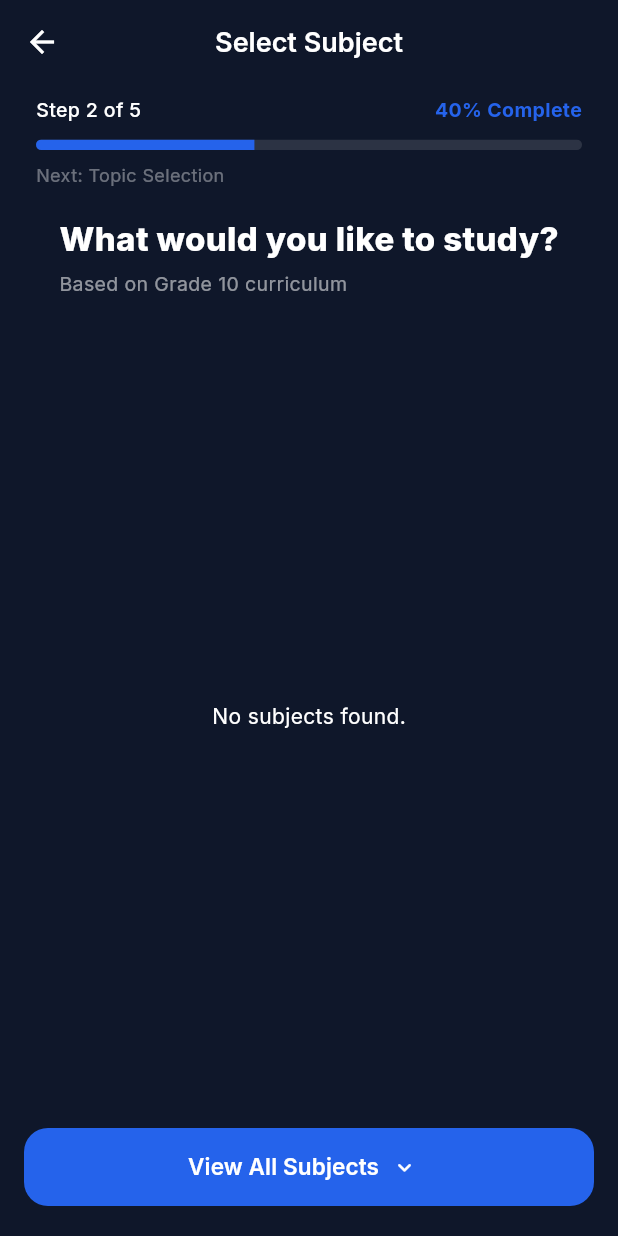
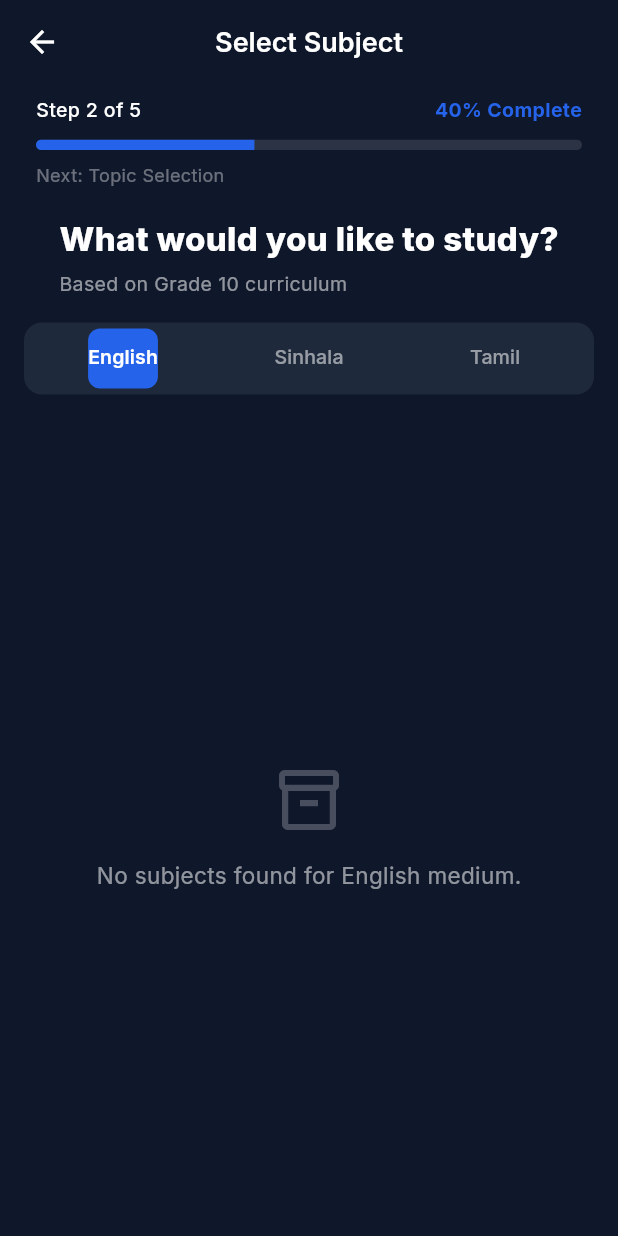
Before and after one commit to shalukap/quiz_app, a Flutter app: the SubjectSelectionScreen screen opened by its route, on a phone screen of 412 x 824 dp. Run offline on Flutter 3.47's test engine with Material 3 defaults, Android fonts, the phone set to English and light mode, and no system bars; our stand-ins replace cloud_firestore, firebase_auth, firebase_core, google_fonts, google_sign_in; accounts and stored records are empty.

Commit message:
add medium tab

```diff
--- a/lib/models/quiz_models.dart
+++ b/lib/models/quiz_models.dart
@@ -54,6 +54,7 @@ class Subject {
   final String iconName;
   final String colorHex;
   final int grade;
+  final String? medium;
 
   Subject({
     required this.id,
@@ -61,6 +62,7 @@ class Subject {
     required this.iconName,
     required this.colorHex,
     required this.grade,
+    this.medium,
   });
 
   factory Subject.fromMap(String id, Map<String, dynamic> data) {
@@ -70,6 +72,7 @@ class Subject {
       iconName: data['iconName'] ?? '',
       colorHex: data['colorHex'] ?? '#2563EB',
       grade: data['grade'] ?? 10,
+      medium: data['medium'] as String?,
     );
   }
 }
--- a/lib/screens/subject_selection_screen.dart
+++ b/lib/screens/subject_selection_screen.dart
@@ -11,7 +11,9 @@ class SubjectSelectionScreen extends StatelessWidget {
     final args = ModalRoute.of(context)?.settings.arguments as Map?;
     final grade = args?['grade'] ?? 10;
 
-    return Scaffold(
+    return DefaultTabController(
+      length: 3,
+      child: Scaffold(
         appBar: AppBar(
           elevation: 0,
           backgroundColor: Colors.transparent,
@@ -104,31 +106,90 @@ class SubjectSelectionScreen extends StatelessWidget {
               ),
             ),
             const SizedBox(height: 16),
+            // Medium Tabs
+            Padding(
+              padding: const EdgeInsets.symmetric(horizontal: 16),
+              child: Container(
+                height: 48,
+                padding: const EdgeInsets.all(4),
+                decoration: BoxDecoration(
+                  color: const Color(0xFF1E293B),
+                  borderRadius: BorderRadius.circular(12),
+                ),
+                child: TabBar(
+                  indicator: BoxDecoration(
+                    color: const Color(0xFF2563EB),
+                    borderRadius: BorderRadius.circular(8),
+                  ),
+                  dividerColor: Colors.transparent,
+                  labelColor: Colors.white,
+                  unselectedLabelColor: Colors.white54,
+                  labelStyle: GoogleFonts.inter(
+                    fontWeight: FontWeight.w600,
+                    fontSize: 13,
+                  ),
+                  unselectedLabelStyle: GoogleFonts.inter(
+                    fontWeight: FontWeight.w500,
+                    fontSize: 13,
+                  ),
+                  tabs: const [
+                    Tab(text: 'English'),
+                    Tab(text: 'Sinhala'),
+                    Tab(text: 'Tamil'),
+                  ],
+                ),
+              ),
+            ),
+            const SizedBox(height: 16),
             // Subject list
             Expanded(
-            child: FutureBuilder<List<Subject>>(
-              future: FirestoreService().getSubjects(grade),
+              child: TabBarView(
+                children: [
+                  _buildSubjectList(context, grade, 'English'),
+                  _buildSubjectList(context, grade, 'Sinhala',),
+                  _buildSubjectList(context, grade, 'Tamil'),
+                ],
+              ),
+            ),
+          ],
+        ),
+      ),
+    );
+  }
+
+  Widget _buildSubjectList(BuildContext context, int grade, String medium) {
+    return FutureBuilder<List<Subject>>(
+      future: FirestoreService().getSubjects(grade, medium: medium),
       builder: (context, snapshot) {
         if (snapshot.connectionState == ConnectionState.waiting) {
           return const Center(child: CircularProgressIndicator());
         }
         if (snapshot.hasError) {
           return Center(
-                    child: Text('Error loading subjects', style: const TextStyle(color: Colors.white)),
+            child: Text('Error loading $medium subjects',
+              style: const TextStyle(color: Colors.white)),
           );
         }
 
         final subjects = snapshot.data ?? [];
         if (subjects.isEmpty) {
-                  return const Center(
-                    child: Text('No subjects found.', style: TextStyle(color: Colors.white)),
+          return Center(
+            child: Column(
+              mainAxisAlignment: MainAxisAlignment.center,
+              children: [
+                Icon(Icons.inventory_2_outlined, size: 48, color: Colors.white24),
+                const SizedBox(height: 16),
+                Text('No subjects found for $medium medium.',
+                  style: TextStyle(color: Colors.white54, fontSize: 15)),
+              ],
+            ),
           );
         }
 
         return ListView.separated(
-                  padding: const EdgeInsets.symmetric(horizontal: 16),
+          padding: const EdgeInsets.symmetric(horizontal: 16, vertical: 8),
           itemCount: subjects.length,
-                  separatorBuilder: (_, __) => const SizedBox(height: 10),
+          separatorBuilder: (_, __) => const SizedBox(height: 12),
           itemBuilder: (context, index) {
             final subject = subjects[index];
 
@@ -136,82 +197,13 @@ class SubjectSelectionScreen extends StatelessWidget {
             IconData iconData = Icons.book_rounded;
             if (subject.iconName == 'functions') iconData = Icons.functions_rounded;
             if (subject.iconName == 'science') iconData = Icons.science_rounded;
+            if (subject.iconName == 'history') iconData = Icons.history_edu_rounded;
+            if (subject.iconName == 'language') iconData = Icons.language_rounded;
 
             return _SubjectCard(
               subject: subject,
               iconData: iconData,
-                      onTap: () => _showMediumSelection(context, subject, grade),
-                    );
-                  },
-                );
-              },
-            ),
-          ),
-          // View all button
-          Padding(
-            padding: const EdgeInsets.fromLTRB(16, 12, 16, 20),
-            child: SizedBox(
-              width: double.infinity,
-              height: 52,
-              child: ElevatedButton.icon(
-                onPressed: () {
-                  ScaffoldMessenger.of(context).showSnackBar(
-                    const SnackBar(content: Text('All subjects are already shown.')),
-                  );
-                },
-                icon: Text(
-                  'View All Subjects',
-                  style: GoogleFonts.inter(
-                    fontSize: 15,
-                    fontWeight: FontWeight.w600,
-                  ),
-                ),
-                label: const Icon(Icons.keyboard_arrow_down_rounded),
-                style: ElevatedButton.styleFrom(
-                  backgroundColor: const Color(0xFF2563EB),
-                  foregroundColor: Colors.white,
-                  shape: RoundedRectangleBorder(
-                    borderRadius: BorderRadius.circular(16),
-                  ),
-                  elevation: 0,
-                ),
-              ),
-            ),
-          ),
-        ],
-      ),
-    );
-  }
-
-  void _showMediumSelection(BuildContext context, Subject subject, int grade) {
-    showModalBottomSheet(
-      context: context,
-      backgroundColor: const Color(0xFF0F172A),
-      shape: const RoundedRectangleBorder(
-        borderRadius: BorderRadius.vertical(top: Radius.circular(24)),
-      ),
-      builder: (context) {
-        return Container(
-          padding: const EdgeInsets.all(24),
-          child: Column(
-            mainAxisSize: MainAxisSize.min,
-            crossAxisAlignment: CrossAxisAlignment.start,
-            children: [
-              Text(
-                'Select Medium',
-                style: GoogleFonts.inter(
-                  fontSize: 18,
-                  fontWeight: FontWeight.w700,
-                  color: Colors.white,
-                ),
-              ),
-              const SizedBox(height: 16),
-              ...['English', 'Sinhala', 'Tamil'].map((medium) {
-                return Padding(
-                  padding: const EdgeInsets.only(bottom: 12),
-                  child: GestureDetector(
               onTap: () {
-                      Navigator.pop(context); // Close sheet
                 Navigator.pushNamed(
                   context,
                   '/quiz',
@@ -223,39 +215,8 @@ class SubjectSelectionScreen extends StatelessWidget {
                   },
                 );
               },
-                    child: Container(
-                      padding: const EdgeInsets.all(16),
-                      decoration: BoxDecoration(
-                        color: const Color(0xFF1E293B),
-                        borderRadius: BorderRadius.circular(16),
-                        border: Border.all(
-                          color: Colors.white.withValues(alpha: 0.05),
-                        ),
-                      ),
-                      child: Row(
-                        mainAxisAlignment: MainAxisAlignment.spaceBetween,
-                        children: [
-                          Text(
-                            medium,
-                            style: GoogleFonts.inter(
-                              fontSize: 15,
-                              fontWeight: FontWeight.w600,
-                              color: Colors.white,
-                            ),
-                          ),
-                          const Icon(
-                            Icons.arrow_forward_ios_rounded,
-                            color: Colors.white38,
-                            size: 16,
-                          ),
-                        ],
-                      ),
-                    ),
-                  ),
             );
-              }),
-            ],
-          ),
+          },
         );
       },
     );
--- a/lib/services/firestore_service.dart
+++ b/lib/services/firestore_service.dart
@@ -39,11 +39,16 @@ class FirestoreService {
   }
 
   // SUBJECTS
-  Future<List<Subject>> getSubjects(int grade) async {
-    final snapshot = await _db.collection('subjects')
-        .where('grade', isEqualTo: grade)
-        .get();
-    return snapshot.docs.map((doc) => Subject.fromMap(doc.id, doc.data())).toList();
+  Future<List<Subject>> getSubjects(int grade, {String? medium}) async {
+    Query query = _db.collection('subjects')
+        .where('grade', isEqualTo: grade);
+
+    if (medium != null) {
+      query = query.where('medium', isEqualTo: medium);
+    }
+
+    final snapshot = await query.get();
+    return snapshot.docs.map((doc) => Subject.fromMap(doc.id, doc.data() as Map<String, dynamic>)).toList();
   }
 
 
```
Also changed, not shown: 1 other file. Lines whose indentation alone changed are shown as unchanged.
